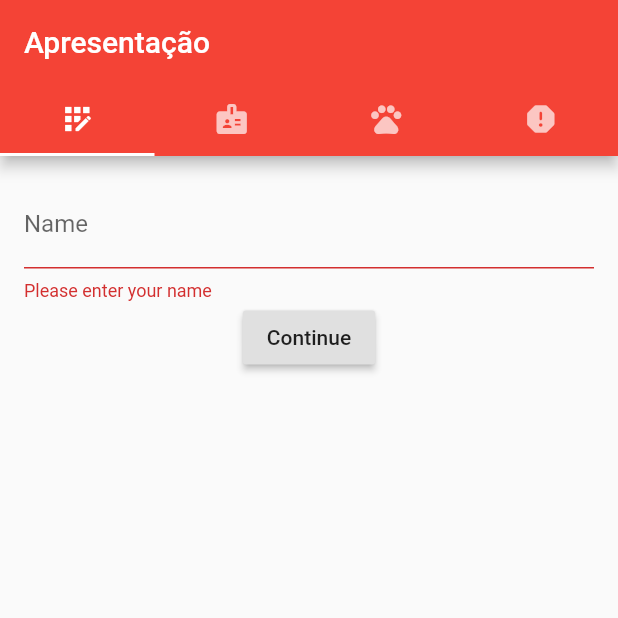
After one commit to konkah/the-problem-manager, a Flutter app: the screen it shows after launch, after a tap on "Continue", on a phone screen of 412 x 824 dp, the top half of it. The commit adds this screen. Run offline on Flutter 3.47's test engine with Material 2 defaults, Android fonts, the phone set to English and light mode, and no system bars.

Commit message:
separate form in a different file

```diff
--- a/the_problem_manager/lib/main.dart
+++ b/the_problem_manager/lib/main.dart
@@ -1,14 +1,13 @@
 import 'package:flutter/material.dart';
 import 'package:flutter/painting.dart';
 
-import 'nameData.dart';
+import 'nameForm.dart';
 
 void main() {
   runApp(MyApp());
 }
 
 class MyApp extends StatelessWidget {
-  // This widget is the root of your application.
   @override
   Widget build(BuildContext context) {
     return MaterialApp(
@@ -40,55 +39,10 @@
     );
   }
 
-  final GlobalKey<FormState> formKey = GlobalKey<FormState>();
-  final NameData nameData = NameData();
-
   Widget register() {
     return Padding(
         padding: EdgeInsets.all(16.0),
-        child: nameForm(),
-    );
-  }
-
-  Widget nameForm() {
-    return Form(
-        key: formKey,
-        child: Column(
-          children: [
-            yourNameField(),
-            button(),
-          ],
-        ),
-      );
-  }
-
-  Widget yourNameField() {
-    return TextFormField(
-      keyboardType: TextInputType.name,
-      validator: (String inValue) {
-        if (inValue.length == 0) {
-          return "Please enter your name";
-        }
-        return null;
-      },
-      onSaved: (String inValue) {
-        nameData.yourName = inValue;
-      },
-      decoration: InputDecoration(
-        hintText: "add your name",
-        labelText: "Name",
-      ),
-    );
-  }
-
-  Widget button() {
-    return RaisedButton(
-      child: Text("Continue"),
-      onPressed: () {
-        if (formKey.currentState.validate()) {
-          formKey.currentState.save();
-        }
-      },
+        child: NameForm(),
     );
   }
 
--- /dev/null
+++ b/the_problem_manager/lib/nameForm.dart
@@ -0,0 +1,62 @@
+import 'package:flutter/material.dart';
+
+import 'nameData.dart';
+
+class NameForm extends StatefulWidget {
+  @override
+  State<StatefulWidget> createState() {
+    return NameFormState();
+  }
+}
+
+class NameFormState extends State {
+  @override
+  Widget build(BuildContext context) {
+    return nameForm();
+  }
+
+  GlobalKey<FormState> formKey = GlobalKey<FormState>();
+  NameData nameData = NameData();
+
+  Widget nameForm() {
+    return Form(
+      key: formKey,
+      child: Column(
+        children: [
+          yourNameField(),
+          button(),
+        ],
+      ),
+    );
+  }
+
+  Widget yourNameField() {
+    return TextFormField(
+      keyboardType: TextInputType.name,
+      validator: (String inValue) {
+        if (inValue.length == 0) {
+          return "Please enter your name";
+        }
+        return null;
+      },
+      onSaved: (String inValue) {
+        nameData.yourName = inValue;
+      },
+      decoration: InputDecoration(
+        hintText: "add your name",
+        labelText: "Name",
+      ),
+    );
+  }
+
+  Widget button() {
+    return RaisedButton(
+      child: Text("Continue"),
+      onPressed: () {
+        if (formKey.currentState.validate()) {
+          formKey.currentState.save();
+        }
+      },
+    );
+  }
+}
```
